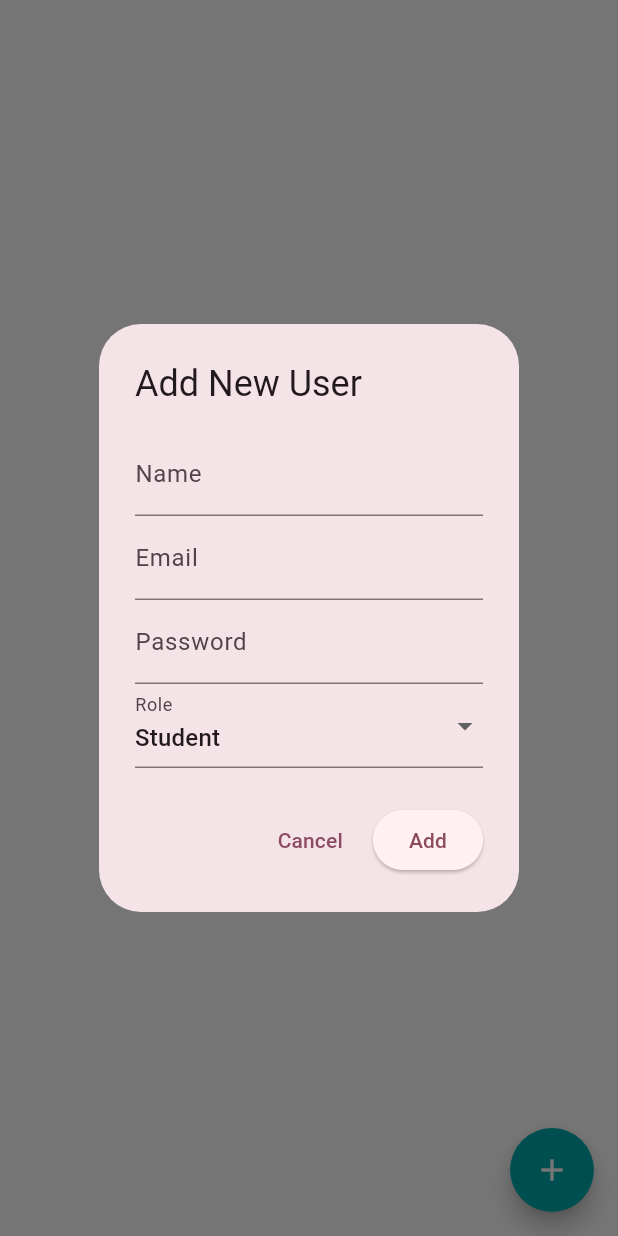
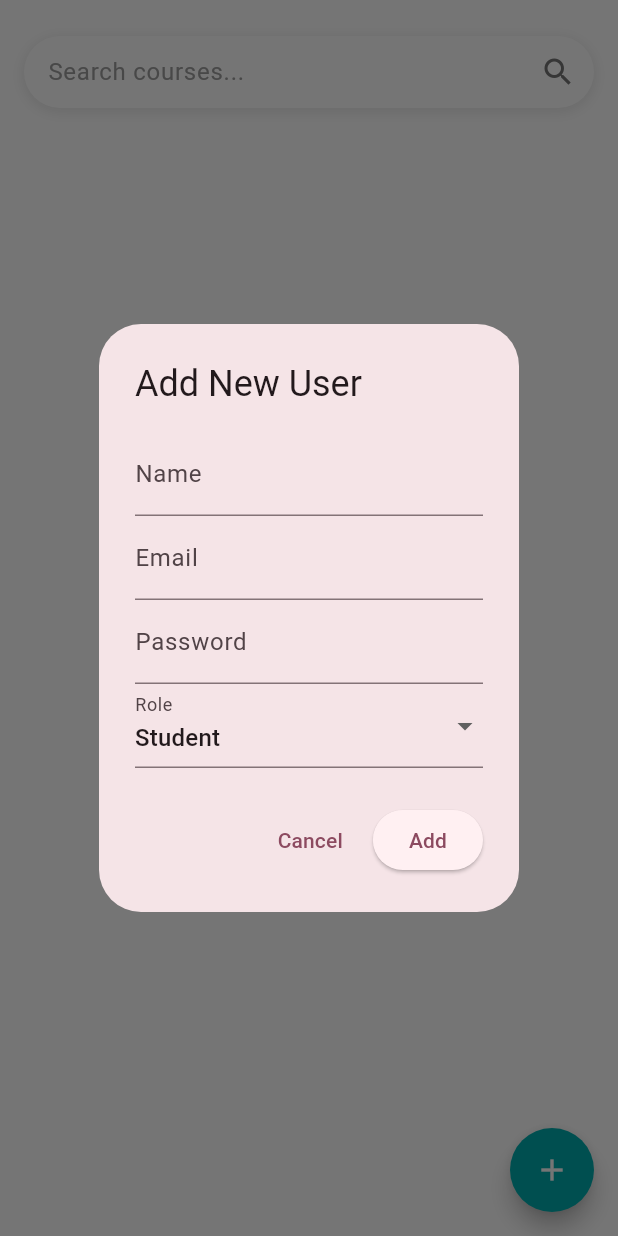
Before and after one commit to wame2-web/EduReach, a Flutter app: the ManageUsers screen opened directly, after a tap on the "add" icon, on a phone screen of 412 x 824 dp. Run offline on Flutter 3.47's test engine with Material 3 defaults, Android fonts, the phone set to English and light mode, and no system bars; our stand-ins replace cached_network_image, cloud_firestore, firebase_auth, firebase_core, firebase_storage, flutter_cache_manager and 1 more; missing offline and left inert: file_icon; accounts and stored records are empty; statements that could not run were skipped.

Commit message:
Update: fetch users

```diff
--- a/lib/features/personalisation/views/admin/manage_users.dart
+++ b/lib/features/personalisation/views/admin/manage_users.dart
@@ -1,3 +1,4 @@
+import 'package:edureach/widgets/search_input_text.dart';
 import 'package:edureach/widgets/user_card.dart';
 import 'package:flutter/material.dart';
 import 'package:firebase_auth/firebase_auth.dart';
@@ -15,6 +16,9 @@ class _ManageUsersState extends State<ManageUsers> {
 
   final FirebaseFirestore _firestore = FirebaseFirestore.instance;
   final FirebaseAuth _auth = FirebaseAuth.instance;
+
+  final TextEditingController _searchController = TextEditingController();
+  String _searchQuery = '';
 
   void _showLoadingIndicator(BuildContext context) {
     showDialog(
@@ -53,7 +57,25 @@ class _ManageUsersState extends State<ManageUsers> {
   Widget build(BuildContext context) {
     return Scaffold(
       backgroundColor: Colors.white,
-      body: StreamBuilder<QuerySnapshot>(
+      body: Column(
+        children: [
+
+          const SizedBox(height: 16),
+
+          // Search Input
+          SearchTextField(
+            controller: _searchController,
+            hintText: 'Search courses...',
+            onChanged: (value) {
+              setState(() {
+                _searchQuery = value.toLowerCase();
+              });
+            },
+          ),
+          const SizedBox(height: 16),
+
+          Expanded(
+            child: StreamBuilder<QuerySnapshot>(
               stream: _firestore.collection('users').snapshots(),
               builder: (context, snapshot) {
                 if (snapshot.hasError) {
@@ -76,17 +98,27 @@ class _ManageUsersState extends State<ManageUsers> {
                     final document = snapshot.data!.docs[index];
                     final data = document.data() as Map<String, dynamic>;
 
-              return UserCard(
+                    return Column(
+                      children: [
+
+
+
+                        UserCard(
                           userId: document.id,
                           displayName: data['fullName'] ?? 'No Name',
                           userRole: data['role']?.toString().toUpperCase() ?? 'N/A',
                           photoUrl: data['photoUrl'],
                           onTap: () => _deleteUser(document.id),
                           cardColor: Colors.white,
+                        ),
+                      ],
                     );
                   },
                 );
               },
+            ),
+          ),
+        ],
       ),
 
       floatingActionButton: FloatingActionButton(
@@ -190,7 +222,7 @@ class _ManageUsersState extends State<ManageUsers> {
                   DropdownButtonFormField<String>(
                     value: _selectedRole,
                     decoration: const InputDecoration(labelText: 'Role'),
-                    items: ['student', 'teacher', 'admin']
+                    items: ['student', 'admin']
                         .map<DropdownMenuItem<String>>((String value) {
                       return DropdownMenuItem<String>(
                         value: value,
@@ -232,7 +264,7 @@ class _ManageUsersState extends State<ManageUsers> {
                         .doc(userCredential.user!.uid)
                         .set({
                       'email': email,
-                      'name': name,
+                      'fullName': name,
                       'role': _selectedRole,
                       'createdAt': FieldValue.serverTimestamp(),
                     });
```
Lines whose indentation alone changed are shown as unchanged.
